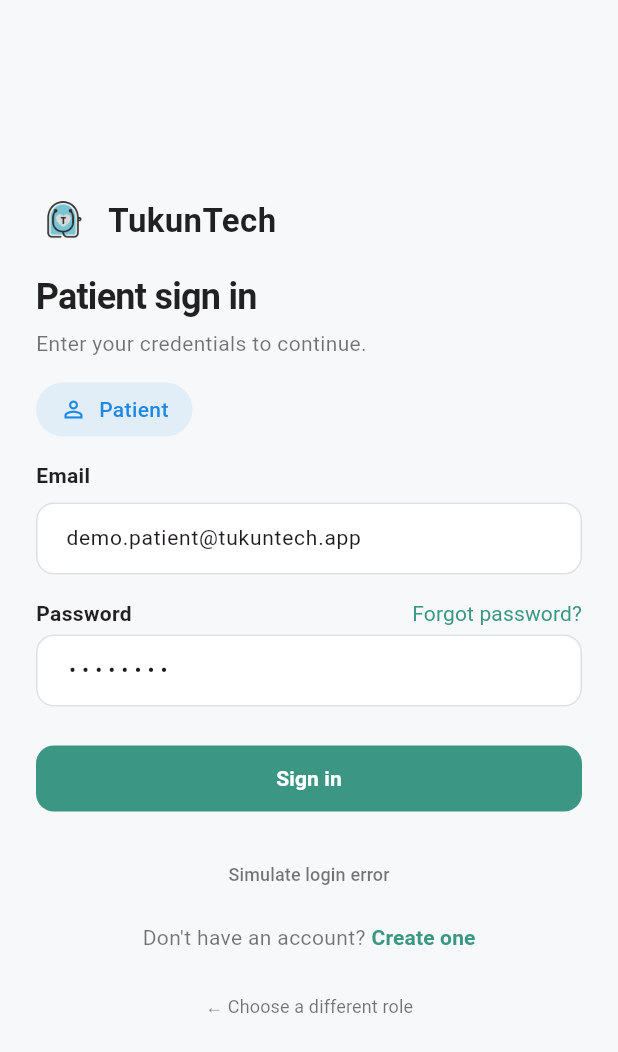
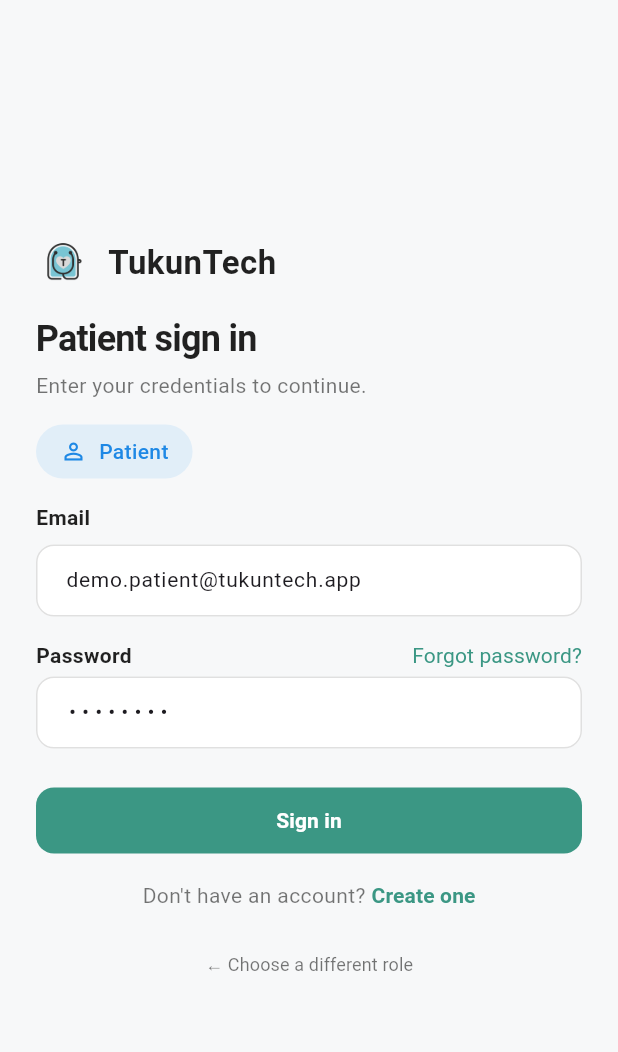
Before and after one commit to Tukuntech2025/mobileAppEmergentes, a Flutter app: the screen it shows after launch, on a phone screen of 412 x 824 dp. Shown: the top 1052 px of the screen. Run offline on Flutter 3.47's test engine with Material 3 defaults, Android fonts, the phone set to English and light mode, and no system bars.

Commit message:
Fix: improve UI

```diff
--- a/tukuntech/lib/features/auth/presentation/pages/login_page.dart
+++ b/tukuntech/lib/features/auth/presentation/pages/login_page.dart
@@ -209,19 +209,6 @@
                   const SizedBox(height: 16),
 
                   // Links
-                  Center(
-                    child: TextButton(
-                      onPressed: () {},
-                      style: TextButton.styleFrom(
-                        foregroundColor: Colors.black54,
-                      ),
-                      child: const Text(
-                        'Simulate login error',
-                        style: TextStyle(fontWeight: FontWeight.w500, fontSize: 12),
-                      ),
-                    ),
-                  ),
-                  const SizedBox(height: 8),
                   Row(
                     mainAxisAlignment: MainAxisAlignment.center,
                     children: [
```
